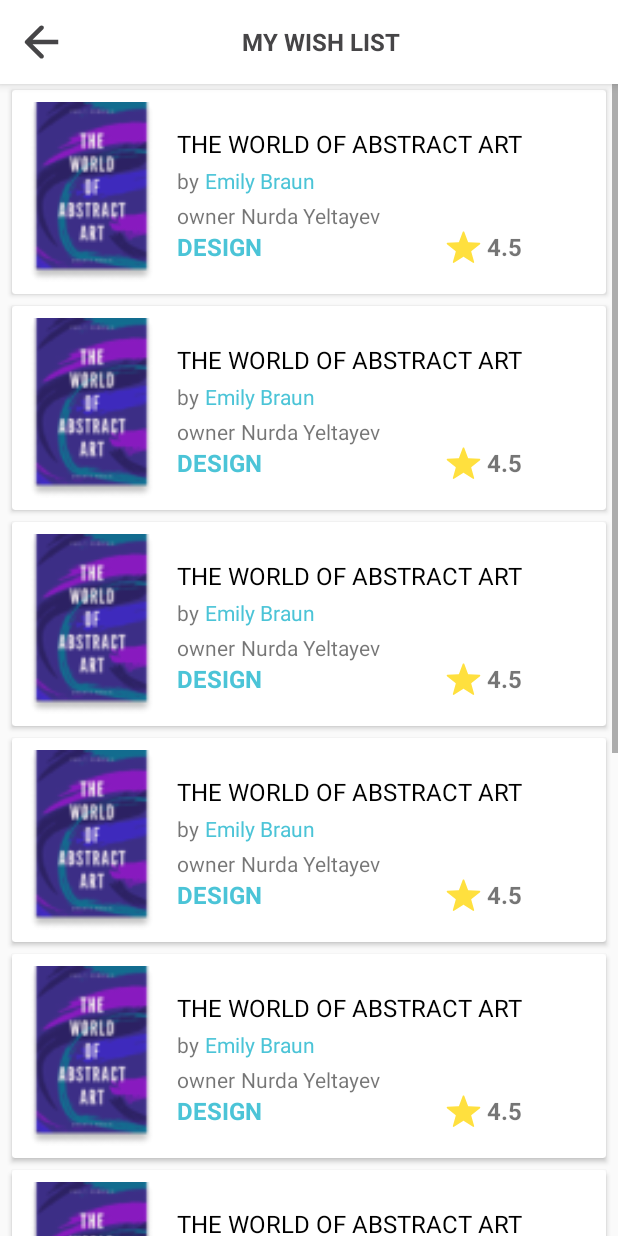
After one commit to madmadik/EPAM-library, an Android app: the MyWishListActivity screen opened directly, with no data from a screen before it, on a phone screen of 412 x 824 dp. The commit adds this screen. Run offline under Robolectric (Android 15) with nearby library versions, the phone set to English and light mode, and no system bars.

Commit message:
Populate RentedBooks and WishList

```diff
--- /dev/null
+++ b/app/src/main/java/kz/epamlibrary/profile/wishlist/MyWishListActivity.kt
@@ -0,0 +1,43 @@
+package kz.epamlibrary.profile.wishlist
+
+import android.os.Bundle
+import android.support.v7.app.AppCompatActivity
+import android.support.v7.widget.LinearLayoutManager
+import kotlinx.android.synthetic.main.activity_my_library.*
+import kz.epamlibrary.R
+import kz.epamlibrary.adapter.BooksAdapter
+import kz.epamlibrary.entity.Book
+
+class MyWishListActivity : AppCompatActivity() {
+
+    private var books = ArrayList<Book>()
+
+    override fun onCreate(savedInstanceState: Bundle?) {
+        super.onCreate(savedInstanceState)
+        setContentView(R.layout.activity_my_wish_list)
+
+        initBooks()
+
+        my_library_recycler_view.apply {
+            setHasFixedSize(true)
+            layoutManager = LinearLayoutManager(context)
+            adapter = BooksAdapter(books)
+        }
+
+        back.setOnClickListener {
+            onBackPressed()
+        }
+    }
+
+    private fun initBooks() {
+        books.add(Book("The world of abstract art", "Emily Braun", "Nurda Yeltayev", "Design", "4.5"))
+        books.add(Book("The world of abstract art", "Emily Braun", "Nurda Yeltayev", "Design", "4.5"))
+        books.add(Book("The world of abstract art", "Emily Braun", "Nurda Yeltayev", "Design", "4.5"))
+        books.add(Book("The world of abstract art", "Emily Braun", "Nurda Yeltayev", "Design", "4.5"))
+        books.add(Book("The world of abstract art", "Emily Braun", "Nurda Yeltayev", "Design", "4.5"))
+        books.add(Book("The world of abstract art", "Emily Braun", "Nurda Yeltayev", "Design", "4.5"))
+        books.add(Book("The world of abstract art", "Emily Braun", "Nurda Yeltayev", "Design", "4.5"))
+        books.add(Book("The world of abstract art", "Emily Braun", "Nurda Yeltayev", "Design", "4.5"))
+        books.add(Book("The world of abstract art", "Emily Braun", "Nurda Yeltayev", "Design", "4.5"))
+    }
+}
--- /dev/null
+++ b/app/src/main/res/layout/activity_my_wish_list.xml
@@ -0,0 +1,55 @@
+<FrameLayout
+        xmlns:android="http://schemas.android.com/apk/res/android"
+        xmlns:app="http://schemas.android.com/apk/res-auto"
+        android:layout_width="match_parent"
+        android:layout_height="match_parent">
+
+    <android.support.v7.widget.Toolbar
+            android:id="@+id/toolbar"
+            android:layout_width="match_parent"
+            android:layout_height="?attr/actionBarSize"
+            android:background="@color/colorWhite"
+            android:elevation="4dp">
+
+        <RelativeLayout
+                android:layout_width="match_parent"
+                android:layout_height="match_parent">
+
+            <ImageView
+                    android:id="@+id/back"
+                    android:layout_width="wrap_content"
+                    android:layout_height="wrap_content"
+                    app:srcCompat="@drawable/ic_back"
+                    android:layout_marginRight="16dp"
+                    android:layout_alignParentLeft="true"
+                    android:layout_centerVertical="true"/>
+
+            <TextView
+                    android:layout_width="wrap_content"
+                    android:layout_height="wrap_content"
+                    android:layout_centerInParent="true"
+                    android:text="@string/title_wish_list"
+                    android:textAllCaps="true"
+                    android:textColor="@color/colorEpamGray"
+                    android:textSize="16sp"
+                    android:textStyle="bold"/>
+        </RelativeLayout>
+
+    </android.support.v7.widget.Toolbar>
+
+    <FrameLayout
+            android:layout_width="match_parent"
+            android:layout_height="wrap_content"
+            android:layout_marginTop="?attr/actionBarSize">
+
+        <android.support.v7.widget.RecyclerView
+                android:id="@+id/my_library_recycler_view"
+                android:scrollbars="vertical"
+                android:clipToPadding="false"
+                android:paddingBottom="8dp"
+                android:layout_width="match_parent"
+                android:layout_height="match_parent"/>
+
+    </FrameLayout>
+
+</FrameLayout>
--- a/app/src/main/res/values/strings.xml
+++ b/app/src/main/res/values/strings.xml
@@ -19,4 +19,6 @@
     <string name="label_search_hint">search books, authors and etc.</string>
     <string name="label_categories">Categories</string>
     <string name="label_see_all">See all</string>
+    <string name="title_rented_books">Rented Books</string>
+    <string name="title_wish_list">My Wish List</string>
 </resources>
```
Also changed, not shown: app/src/main/AndroidManifest.xml (+8 -3 lines), app/src/main/java/kz/epamlibrary/base/MainActivity.kt (+7 -5 lines), app/src/main/java/kz/epamlibrary/profile/ProfileFragment.kt (+6 -1 lines), app/src/main/java/kz/epamlibrary/profile/rentedbooks/RentedBooksActivity.kt (added, +43 -0 lines), app/src/main/res/layout/activity_rented_books.xml (added, +55 -0 lines).
